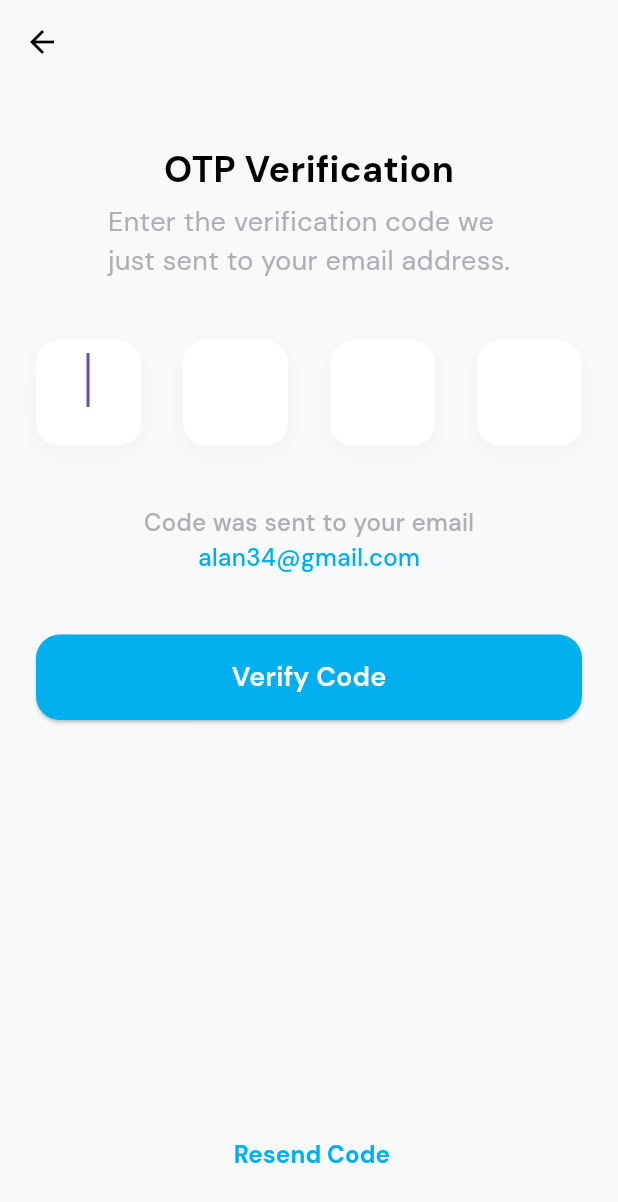
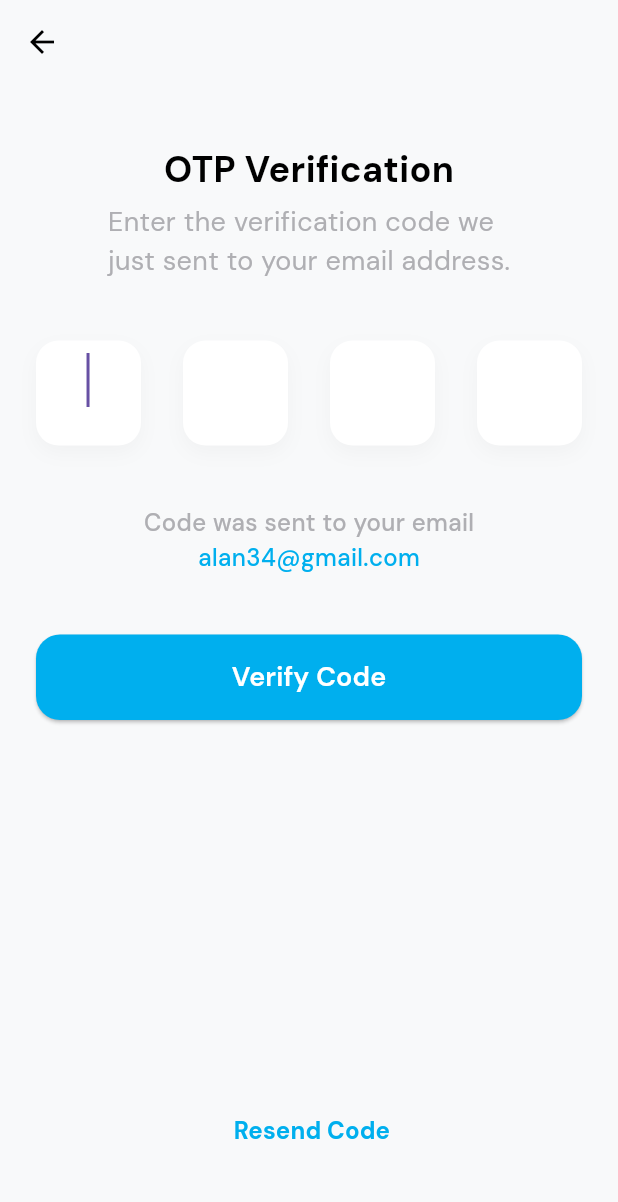
Before and after one commit to Shraboniakter/pocket_trading, a Flutter app: the SignUpScreen screen opened by its route, after a tap on the "arrow forward" icon, on a phone screen of 412 x 824 dp. Shown: the top 1202 px of the screen. Run offline on Flutter 3.47's test engine with Material 3 defaults, Android fonts, the phone set to English and light mode, and no system bars; our stand-ins replace flutter_riverpod, flutter_screenutil, google_fonts.

Commit message:
something problem solve

```diff
--- a/lib/feature/presentation/signUp/view/sign_up_screen.dart
+++ b/lib/feature/presentation/signUp/view/sign_up_screen.dart
@@ -1,4 +1,5 @@
 import 'package:flutter/material.dart';
+import 'package:flutter/services.dart';
 
 import '../../../../core/constrants/app_color.dart';
 import '../../../../core/constrants/app_images.dart';
@@ -11,9 +12,21 @@ class SignUpScreen extends StatelessWidget {
 
   @override
   Widget build(BuildContext context) {
+    SystemChrome.setSystemUIOverlayStyle(
+      const SystemUiOverlayStyle(
+        statusBarColor: ColorManager.blue,
+        statusBarIconBrightness: Brightness.light,
+      ),
+    );
+
+    final bool isKeyboardVisible =
+        MediaQuery.of(context).viewInsets.bottom != 0;
+
     return Scaffold(
+      resizeToAvoidBottomInset: true,
       backgroundColor: ColorManager.bg,
-      body: Stack(
+      body: SafeArea(
+        child: Stack(
           children: [
             Container(
               height: MediaQuery.of(context).size.height * 0.85,
@@ -25,6 +38,7 @@ class SignUpScreen extends StatelessWidget {
                 ),
               ),
               child: SingleChildScrollView(
+                reverse: false,
                 padding: const EdgeInsets.symmetric(horizontal: 30),
                 child: Column(
                   children: [
@@ -37,7 +51,7 @@ class SignUpScreen extends StatelessWidget {
                       fontWeight: FontWeight.w700,
                       color: Colors.white,
                     ),
-                  SizedBox(height: 5),
+                    const SizedBox(height: 5),
                     CustomText(
                       text: "Create a New Account",
                       size: 18,
@@ -45,11 +59,10 @@ class SignUpScreen extends StatelessWidget {
                       color: Colors.white,
                     ),
                     const SizedBox(height: 30),
-
                     CustomTextfield(
                       color: ColorManager.gray,
                       hintText: "Full Name",
-                    suffix: Icon(
+                      suffix: const Icon(
                         Icons.person_2_outlined,
                         color: ColorManager.gray,
                       ),
@@ -58,7 +71,7 @@ class SignUpScreen extends StatelessWidget {
                     CustomTextfield(
                       color: ColorManager.gray,
                       hintText: "Email Address",
-                    suffix: Icon(
+                      suffix: const Icon(
                         Icons.email_outlined,
                         color: ColorManager.gray,
                       ),
@@ -67,13 +80,13 @@ class SignUpScreen extends StatelessWidget {
                     CustomTextfield(
                       color: ColorManager.gray,
                       hintText: "Mobile Number",
-                    suffix: Icon(Icons.phone, color: ColorManager.gray),
+                      suffix: const Icon(Icons.phone, color: ColorManager.gray),
                     ),
                     const SizedBox(height: 15),
                     CustomTextfield(
                       color: ColorManager.gray,
                       hintText: "Company",
-                    suffix: Icon(
+                      suffix: const Icon(
                         Icons.business_outlined,
                         color: ColorManager.gray,
                       ),
@@ -82,7 +95,7 @@ class SignUpScreen extends StatelessWidget {
                     CustomTextfield(
                       color: ColorManager.gray,
                       hintText: "Title",
-                    suffix: Icon(
+                      suffix: const Icon(
                         Icons.badge_outlined,
                         color: ColorManager.gray,
                       ),
@@ -91,8 +104,7 @@ class SignUpScreen extends StatelessWidget {
                     CustomTextfield(
                       color: ColorManager.gray,
                       hintText: "Password",
-
-                    suffix: Icon(
+                      suffix: const Icon(
                         Icons.visibility_off_outlined,
                         color: ColorManager.gray,
                       ),
@@ -101,14 +113,12 @@ class SignUpScreen extends StatelessWidget {
                     CustomTextfield(
                       color: ColorManager.gray,
                       hintText: "Confirm Password",
-
-                    suffix: Icon(
+                      suffix: const Icon(
                         Icons.visibility_off_outlined,
                         color: ColorManager.gray,
                       ),
                     ),
                     const SizedBox(height: 15),
-
                     Row(
                       crossAxisAlignment: CrossAxisAlignment.center,
                       children: [
@@ -123,20 +133,21 @@ class SignUpScreen extends StatelessWidget {
                           child: CustomText(
                             text:
                                 "I agree to Privacy Policy and \nTerms & Conditions.",
-                          size: 18,
+                            size: 16,
                             fontWeight: FontWeight.w500,
                             color: Colors.white,
                           ),
                         ),
                       ],
                     ),
-                  const SizedBox(height: 40),
+
+                    SizedBox(height: isKeyboardVisible ? 120 : 60),
                   ],
                 ),
               ),
             ),
 
-          // Floating Action Button (Arrow)
+            if (!isKeyboardVisible) ...[
               Positioned(
                 top: MediaQuery.of(context).size.height * 0.85 - 30,
                 left: MediaQuery.of(context).size.width / 2 - 30,
@@ -146,7 +157,7 @@ class SignUpScreen extends StatelessWidget {
                   decoration: BoxDecoration(
                     color: ColorManager.lightBlue,
                     borderRadius: BorderRadius.circular(15),
-                boxShadow: [
+                    boxShadow: const [
                       BoxShadow(
                         color: Colors.black26,
                         blurRadius: 10,
@@ -158,7 +169,11 @@ class SignUpScreen extends StatelessWidget {
                     onTap: () {
                       Navigator.pushNamed(context, RouteName.verifyOptScreen);
                     },
-                child: Icon(Icons.arrow_forward, color: Colors.white, size: 30),
+                    child: const Icon(
+                      Icons.arrow_forward,
+                      color: Colors.white,
+                      size: 30,
+                    ),
                   ),
                 ),
               ),
@@ -190,6 +205,8 @@ class SignUpScreen extends StatelessWidget {
                 ),
               ),
             ],
+          ],
+        ),
       ),
     );
   }
--- a/lib/feature/presentation/signUp/view/verify_opt_screen.dart
+++ b/lib/feature/presentation/signUp/view/verify_opt_screen.dart
@@ -15,6 +15,13 @@ class VerifyOptScreen extends StatelessWidget {
     return Scaffold(
       backgroundColor: const Color(0xFFF8F9FA),
       appBar: AppBar(
+        systemOverlayStyle: const SystemUiOverlayStyle(
+          statusBarColor: Colors.transparent,
+          statusBarIconBrightness: Brightness.dark,
+          statusBarBrightness: Brightness.light,
+        ),
+        scrolledUnderElevation: 0,
+        surfaceTintColor: Colors.transparent,
         backgroundColor: Colors.transparent,
         elevation: 0,
         leading: IconButton(
@@ -24,10 +31,11 @@ class VerifyOptScreen extends StatelessWidget {
       ),
       body: Padding(
         padding: const EdgeInsets.symmetric(horizontal: 24.0),
+        child: SingleChildScrollView(
           child: Column(
             children: [
               const SizedBox(height: 40),
-            // Title
+
               CustomText(
                 text: "OTP Verification",
                 size: 24,
@@ -36,7 +44,7 @@ class VerifyOptScreen extends StatelessWidget {
               ),
 
               const SizedBox(height: 5),
-            // Subtitle
+
               CustomText(
                 text:
                     "Enter the verification code we\njust sent to your email address.",
@@ -45,7 +53,6 @@ class VerifyOptScreen extends StatelessWidget {
               ),
               const SizedBox(height: 40),
 
-            // OTP Input Row
               Row(
                 mainAxisAlignment: MainAxisAlignment.spaceBetween,
                 children: [
@@ -57,7 +64,7 @@ class VerifyOptScreen extends StatelessWidget {
               ),
 
               const SizedBox(height: 40),
-            // Email Info
+
               CustomText(
                 text: "Code was sent to your email",
                 size: 16,
@@ -72,7 +79,7 @@ class VerifyOptScreen extends StatelessWidget {
               ),
 
               const SizedBox(height: 40),
-            // Verify Button
+
               SizedBox(
                 height: 57,
                 width: double.infinity,
@@ -125,8 +132,7 @@ class VerifyOptScreen extends StatelessWidget {
                   size: 18,
                 ),
               ),
-            const Spacer(),
-            // Resend Code Link
+              SizedBox(height: 250),
               TextButton(
                 onPressed: () {},
                 child: CustomText(
@@ -140,10 +146,10 @@ class VerifyOptScreen extends StatelessWidget {
             ],
           ),
         ),
+      ),
     );
   }
 
-  // OTP Box Widget
   Widget _buildOTPBox(
     BuildContext context, {
     bool first = false,
```
Also changed, not shown: lib/feature/presentation/forgotPassword/view/forgot_password_otp_screen.dart (+10 -2 lines), lib/feature/presentation/forgotPassword/view/forgot_password_screen.dart (+9 -1 lines), lib/feature/presentation/forgotPassword/view/set_new_password_screen.dart (+8 -0 lines), lib/feature/presentation/login/view/login_screen.dart (+18 -11 lines), lib/feature/presentation/screen/view/if_hotel_is_selected_screen.dart (+2 -6 lines). Lines whose indentation alone changed are shown as unchanged.
